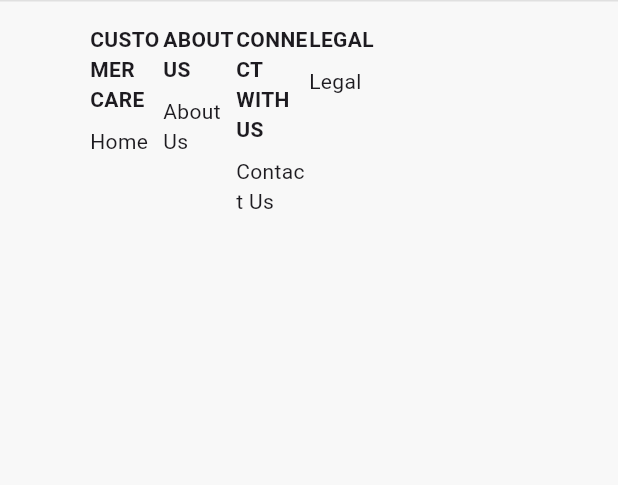
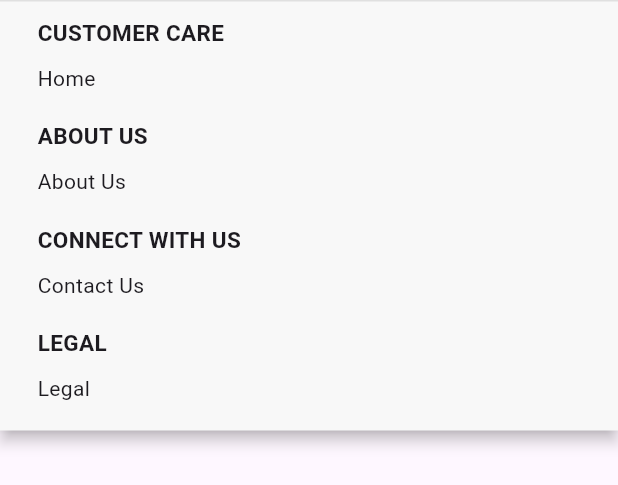
Before and after one commit to capital-tinmyowin/Elephant-Mall, a Flutter app: the CommonFooter widget shown alone on an empty page, opened directly, on a phone screen of 412 x 824 dp. Shown: the top 485 px of the screen. Run offline on Flutter 3.47's test engine with Material 3 defaults, Android fonts, the phone set to English and light mode, and no system bars; our stand-ins replace cached_network_image, carousel_slider, dotted_border, font_awesome_flutter, image_picker; network calls fail.

Commit message:
fixed footer

```diff
--- a/lib/view/common/footer.dart
+++ b/lib/view/common/footer.dart
@@ -5,51 +5,92 @@ class CommonFooter extends StatelessWidget {
 
   @override
   Widget build(BuildContext context) {
-    return Container(
-      decoration: BoxDecoration(
-        color: const Color(0xFFF8F8F8), // Background color
-        border: Border(top: BorderSide(color: Colors.grey.shade300, width: 1)),
-        boxShadow: [
-          BoxShadow(
-            color: Colors.black.withOpacity(0.05),
-            blurRadius: 8,
-            offset: const Offset(0, -2), // shadow above footer
+    final screenWidth = MediaQuery.of(context).size.width;
+
+    return SizedBox(
+      width: double.infinity,
+      child: Material(
+        color: const Color(0xFFF8F8F8),
+        elevation: 4,
+        child: Container(
+          width: double.infinity,
+          decoration: BoxDecoration(
+            border: Border(
+              top: BorderSide(
+                color: Colors.grey.shade300,
+                width: 1,
+              ),
+            ),
           ),
-        ],
-      ),
-      padding: const EdgeInsets.symmetric(horizontal: 60, vertical: 15),
-      child: Row(
-        crossAxisAlignment: CrossAxisAlignment.start,
-        children: [
-          Expanded(child: _footerColumn("CUSTOMER CARE", ["Home"])),
+          padding: EdgeInsets.symmetric(
+            horizontal: screenWidth > 1000 ? 60 : 25,
+            vertical: 10,
+          ),
+          child: Wrap(
+            alignment: WrapAlignment.spaceBetween,
+            spacing: 10,
+            runSpacing: 10,
+            children: [
+              SizedBox(
+                width: 180,
+                child: _footerColumn(
+                  "CUSTOMER CARE",
+                  ["Home"],
+                ),
+              ),
 
-          Expanded(child: _footerColumn("ABOUT US", ["About Us"])),
+              SizedBox(
+                width: 180,
+                child: _footerColumn(
+                  "ABOUT US",
+                  ["About Us"],
+                ),
+              ),
 
-          Expanded(child: _footerColumn("CONNECT WITH US", ["Contact Us"])),
+              SizedBox(
+                width: 180,
+                child: _footerColumn(
+                  "CONNECT WITH US",
+                  ["Contact Us"],
+                ),
+              ),
 
-          Expanded(child: _footerColumn("LEGAL", ["Legal"])),
-
-          const Expanded(
-            flex: 2,
-            child: Align(alignment: Alignment.centerRight),
+              SizedBox(
+                width: 180,
+                child: _footerColumn(
+                  "LEGAL",
+                  ["Legal"],
+                ),
+              ),
+            ],
           ),
-        ],
+        ),
       ),
     );
   }
 
   Widget _footerColumn(String title, List<String> items) {
     return Column(
+      mainAxisSize: MainAxisSize.min,
       crossAxisAlignment: CrossAxisAlignment.start,
       children: [
-        Text(title, style: const TextStyle(fontWeight: FontWeight.bold)),
+        Text(
+          title,
+          style: const TextStyle(
+            fontWeight: FontWeight.bold,
+            fontSize: 15,
+          ),
+        ),
 
-        const SizedBox(height: 8),
+        const SizedBox(height: 10),
 
         ...items.map(
           (item) => Padding(
-            padding: const EdgeInsets.only(bottom: 5),
-            child: Text(item),
+            padding: const EdgeInsets.only(bottom: 8),
+            child: Text(
+              item,
+              style: const TextStyle(fontSize: 14),
+            ),
           ),
         ),
       ],
```
